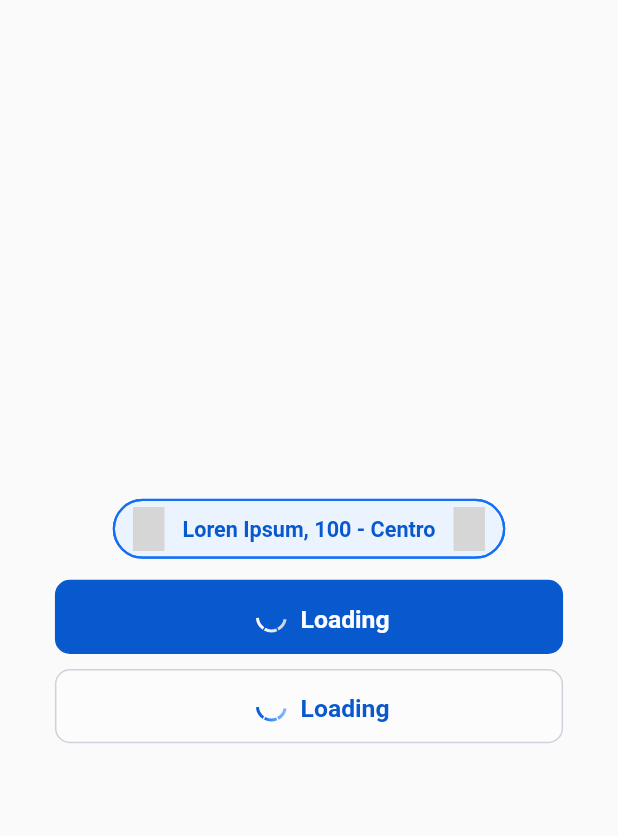
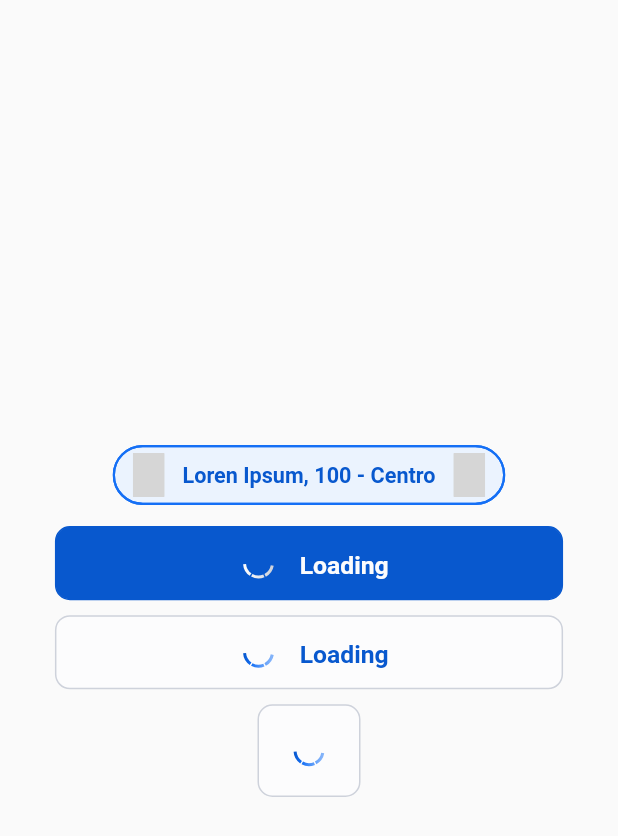
Before and after one commit to Matteuus/ion_mobile, a Flutter app: the screen it shows after launch, after a tap on "Salvar", on a phone screen of 412 x 824 dp. Shown: the top 836 px of the screen. Run offline on Flutter 3.47's test engine with Material 2 defaults, Android fonts, the phone set to English and light mode, and no system bars; our stand-ins replace animate_do, flutter_screenutil, flutter_svg, mobx; missing offline and left inert: widgetbook; generated files the repository leaves out were written again; Roboto replaces fonts that are missing (Source Sans Pro); grey boxes are pictures that could not be loaded.

Commit message:
[ION-001] Alterações no button para usar IconButton e permitir SVG externo.

```diff
--- a/example/lib/main.dart
+++ b/example/lib/main.dart
@@ -1,5 +1,7 @@
 import 'package:flutter/material.dart';
 import 'package:flutter_screenutil/flutter_screenutil.dart';
+import 'package:flutter_svg/flutter_svg.dart';
+import 'package:ion_mobile/design/colors.dart';
 import 'package:ion_mobile/design/iconography/ion_icons.dart';
 import 'package:ion_mobile/ion_mobile.dart';
 import 'package:widgetbook/widgetbook.dart';
@@ -45,8 +47,8 @@ class _HomeState extends State<Home> {
               height: 10,
             ),
             IonButtonPrimary(
-              icon: IonIcons.clip,
-              iconColor: Colors.white,
+              ionIcon: IonIcons.clip,
+              ionIconColor: Colors.white,
               text: "Salvar",
               height: 48.h,
               width: 296.w,
@@ -59,10 +61,27 @@ class _HomeState extends State<Home> {
               height: 10,
             ),
             IonButtonSecundary(
-              icon: IonIcons.localization,
+              ionIcon: IonIcons.localization,
               text: "Salvar",
               height: 48.h,
               width: 296.w,
+              isLoading: isLoading,
+              onTap: () => setState(() {
+                isLoading = !isLoading;
+              }),
+            ),
+            const SizedBox(
+              height: 10,
+            ),
+            IonButtonSecundary(
+              icon: SvgPicture.asset(
+                'assets/icons/Photo.svg',
+                color: IonMainColors.primary6,
+                height: 30,
+              ),
+              // text: "Salvar",
+              height: 60.h,
+              width: 60.w,
               isLoading: isLoading,
               onTap: () => setState(() {
                 isLoading = !isLoading;
--- a/example/pubspec.yaml
+++ b/example/pubspec.yaml
@@ -65,8 +65,8 @@ flutter:
   uses-material-design: true
 
   # To add assets to your application, add an assets section, like this:
-  # assets:
-    # - assets/icons/
+  assets:
+    - assets/icons/
     # - images/a_dot_ham.jpeg
 
   # An image asset can refer to one or more resolution-specific "variants", see
--- a/lib/widgets/button.dart
+++ b/lib/widgets/button.dart
@@ -7,14 +7,15 @@ import 'package:ion_mobile/design/typography.dart';
 import 'package:ion_mobile/widgets/circular_loading.dart';
 
 abstract class IonButton extends StatelessWidget {
-  final String text;
+  String text;
   final void Function() onTap;
   void Function() onTapCancel = () {};
   void Function(bool) onHover = (bool isHover) {};
   void Function(TapUpDetails) onTapUp = (TapUpDetails details) {};
   void Function(TapDownDetails) onTapDown = (TapDownDetails details) {};
-  String? icon;
-  Color? iconColor;
+  final Widget? icon;
+  String? ionIcon;
+  Color? ionIconColor;
   final bool disabled;
   final List<Color> gradientColors;
   bool isLoading = false;
@@ -26,14 +27,15 @@ abstract class IonButton extends StatelessWidget {
 
   IonButton({
     Key? key,
-    required this.text,
+    this.text = '',
     required this.onTap,
     required this.color,
     required this.width,
     required this.height,
     required this.borderColor,
     this.icon,
-    this.iconColor,
+    this.ionIcon,
+    this.ionIconColor,
     this.disabled = false,
     this.gradientColors = const [
       IonMainColors.neutral1,
@@ -85,18 +87,19 @@ abstract class IonButton extends StatelessWidget {
             child: Row(
               mainAxisAlignment: MainAxisAlignment.center,
               children: [
-                (!isLoading && icon != null)
+                !isLoading && ionIcon != null
                     ? SvgPicture.asset(
-                        icon!,
+                        ionIcon!,
                         package: 'ion_mobile',
                         allowDrawingOutsideViewBox: true,
-                        color: iconColor,
+                        color: ionIconColor,
                       )
+                    : !isLoading && icon != null
+                        ? icon!
                         : const SizedBox(),
-                SizedBox(width: 8.w),
                 Visibility(
                   visible: isLoading,
-                  child: FadeInRight(
+                  child: ZoomIn(
                     child: Row(
                       children: [
                         IonCircularLoading(
@@ -114,6 +117,11 @@ abstract class IonButton extends StatelessWidget {
                       0,
                     ),
                     duration: const Duration(milliseconds: 500),
+                    child: text != ''
+                        ? SingleChildScrollView(
+                            scrollDirection: Axis.horizontal,
+                            child: Padding(
+                              padding: const EdgeInsets.only(left: 8.0),
                               child: Text(
                                 isLoading ? 'Loading' : text,
                                 style: IonTextStyleBody(
@@ -124,6 +132,8 @@ abstract class IonButton extends StatelessWidget {
                                 ),
                               ),
                             ),
+                          )
+                        : const SizedBox()),
               ],
             ),
           ),
@@ -136,11 +146,12 @@ abstract class IonButton extends StatelessWidget {
 class IonButtonPrimary extends IonButton {
   IonButtonPrimary(
       {Key? key,
-      required String text,
+      String text = '',
       required void Function() onTap,
       super.disabled,
       super.icon,
-      super.iconColor = IonMainColors.neutral1,
+      super.ionIcon,
+      super.ionIconColor = IonMainColors.neutral1,
       required super.height,
       required super.width,
       required super.isLoading})
@@ -183,10 +194,11 @@ class IonButtonPrimary extends IonButton {
 class IonButtonSecundary extends IonButton {
   IonButtonSecundary(
       {Key? key,
-      required String text,
+      String text = '',
       required void Function() onTap,
       super.icon,
-      super.iconColor = IonMainColors.primary6,
+      super.ionIcon,
+      super.ionIconColor = IonMainColors.primary6,
       super.disabled,
       required super.height,
       required super.width,
```
Also changed, not shown: example/assets/icons/Photo.svg (added). Lines whose indentation alone changed are shown as unchanged.
